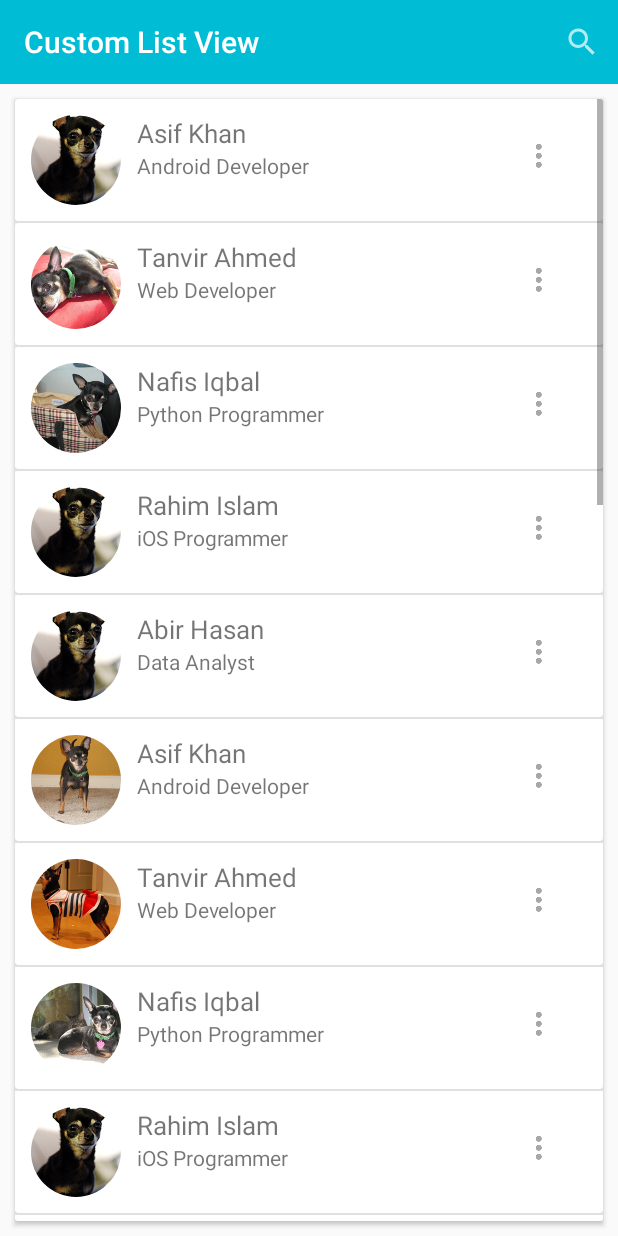
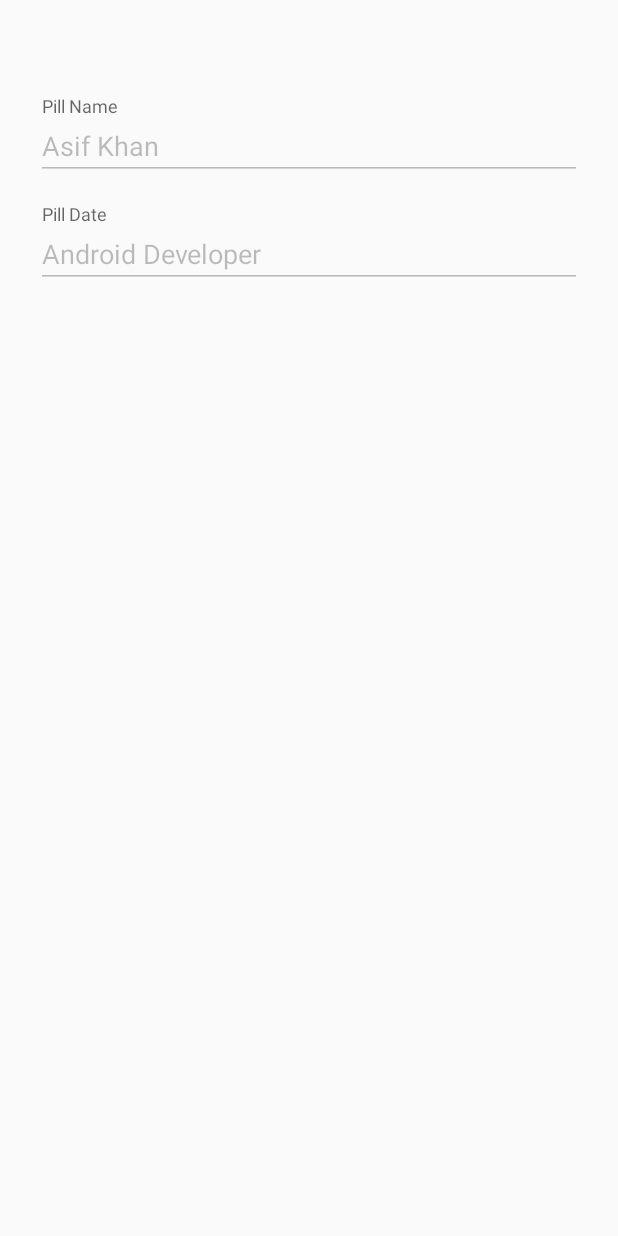
Before and after one commit to rogerdomingo/Pill-Reminder, an Android app: the MainActivity screen opened directly, with no data from a screen before it, after a tap on "Asif Khan", on a phone screen of 412 x 824 dp. Run offline under Robolectric (Android 15) with nearby library versions, the phone set to English and light mode, and no system bars.

Commit message:
First Pill View

```diff
--- a/app/src/main/AndroidManifest.xml
+++ b/app/src/main/AndroidManifest.xml
@@ -18,6 +18,7 @@
         </activity>
         <activity android:name=".activities.SingupActivity" android:screenOrientation="portrait" />
         <activity android:name=".activities.MainActivity" android:screenOrientation="portrait" />
+        <activity android:name=".activities.ViewPillActivity" android:screenOrientation="portrait"/>
     </application>
 
 </manifest>
--- a/app/src/main/java/com/example/asifkhan/customlistview/activities/MainActivity.java
+++ b/app/src/main/java/com/example/asifkhan/customlistview/activities/MainActivity.java
@@ -1,5 +1,6 @@
 package com.example.asifkhan.customlistview.activities;
 
+import android.content.Intent;
 import android.support.v7.app.AppCompatActivity;
 import android.os.Bundle;
 import android.support.v7.widget.SearchView;
@@ -56,7 +57,10 @@ public class MainActivity extends AppCompatActivity {
         customListView.setOnItemClickListener(new AdapterView.OnItemClickListener() {
             @Override
             public void onItemClick(AdapterView<?> adapterView, View view, int i, long l) {
-                Toast.makeText(MainActivity.this, "Name : " + names[i] + "\n Profession : " + professions[i], Toast.LENGTH_SHORT).show();
+                Intent intent = new Intent(getApplicationContext(), ViewPillActivity.class);
+                intent.putExtra("PILL_NAME", names[i]);
+                intent.putExtra("PILL_DATE", professions[i]);
+                startActivityForResult(intent, 0);
             }
         });
     }
--- /dev/null
+++ b/app/src/main/java/com/example/asifkhan/customlistview/activities/ViewPillActivity.java
@@ -0,0 +1,33 @@
+package com.example.asifkhan.customlistview.activities;
+
+import android.os.Bundle;
+import android.support.v7.app.AppCompatActivity;
+import android.widget.EditText;
+
+import com.example.asifkhan.customlistview.R;
+import com.example.asifkhan.customlistview.models.Pill;
+
+public class ViewPillActivity extends AppCompatActivity {
+
+    private Pill pill;
+
+    EditText textName;
+    EditText textDate;
+    @Override
+    protected void onCreate(Bundle savedInstanceState) {
+        super.onCreate(savedInstanceState);
+        setContentView(R.layout.activity_viewpill);
+
+        textName = (EditText)findViewById(R.id.pill_name);
+        textDate = (EditText)findViewById(R.id.pill_date);
+
+        String pillName = getIntent().getStringExtra("PILL_NAME");
+        String pillDate = getIntent().getStringExtra("PILL_DATE");
+
+        textName.setText(pillName);
+        textDate.setText(pillDate);
+
+
+
+    }
+}
--- /dev/null
+++ b/app/src/main/res/layout/activity_viewpill.xml
@@ -0,0 +1,45 @@
+<?xml version="1.0" encoding="utf-8"?>
+<ScrollView
+    xmlns:android="http://schemas.android.com/apk/res/android"
+    android:layout_width="fill_parent"
+    android:layout_height="fill_parent"
+    android:fitsSystemWindows="true">
+
+    <LinearLayout
+        android:orientation="vertical"
+        android:layout_width="match_parent"
+        android:layout_height="wrap_content"
+        android:paddingTop="56dp"
+        android:paddingLeft="24dp"
+        android:paddingRight="24dp">
+
+        <!--  Pill Name -->
+        <android.support.design.widget.TextInputLayout
+            android:layout_width="match_parent"
+            android:layout_height="wrap_content"
+            android:layout_marginTop="8dp"
+            android:layout_marginBottom="8dp">
+            <EditText android:id="@+id/pill_name"
+                android:layout_width="match_parent"
+                android:layout_height="wrap_content"
+                android:inputType="textCapWords"
+                android:hint="Pill Name"
+                android:enabled="false"/>
+        </android.support.design.widget.TextInputLayout>
+
+        <!--  Pill Date -->
+        <android.support.design.widget.TextInputLayout
+            android:layout_width="match_parent"
+            android:layout_height="wrap_content"
+            android:layout_marginTop="8dp"
+            android:layout_marginBottom="8dp">
+            <EditText android:id="@+id/pill_date"
+                android:layout_width="match_parent"
+                android:layout_height="wrap_content"
+                android:inputType="textCapWords"
+                android:hint="Pill Date"
+                android:enabled="false"/>
+        </android.support.design.widget.TextInputLayout>
+
+    </LinearLayout>
+</ScrollView>
--- a/app/src/main/res/values/strings.xml
+++ b/app/src/main/res/values/strings.xml
@@ -1,5 +1,5 @@
 <resources>
-    <string name="app_name">Custom List View</string>
+    <string name="app_name">PillReminder</string>
     <string name="name_string">Enter name...</string>
     <string name="profession_string">Enter profession...</string>
 </resources>
```
